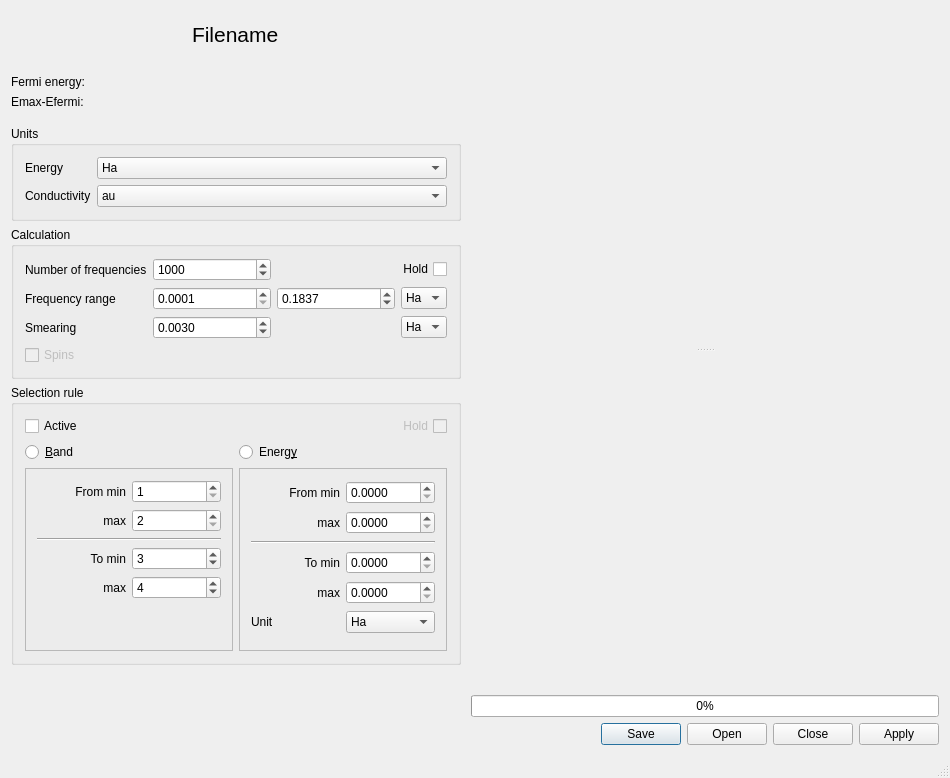
Old version of the form qconducti/qconducti.ui in the repository piti-diablotin/qAgate.
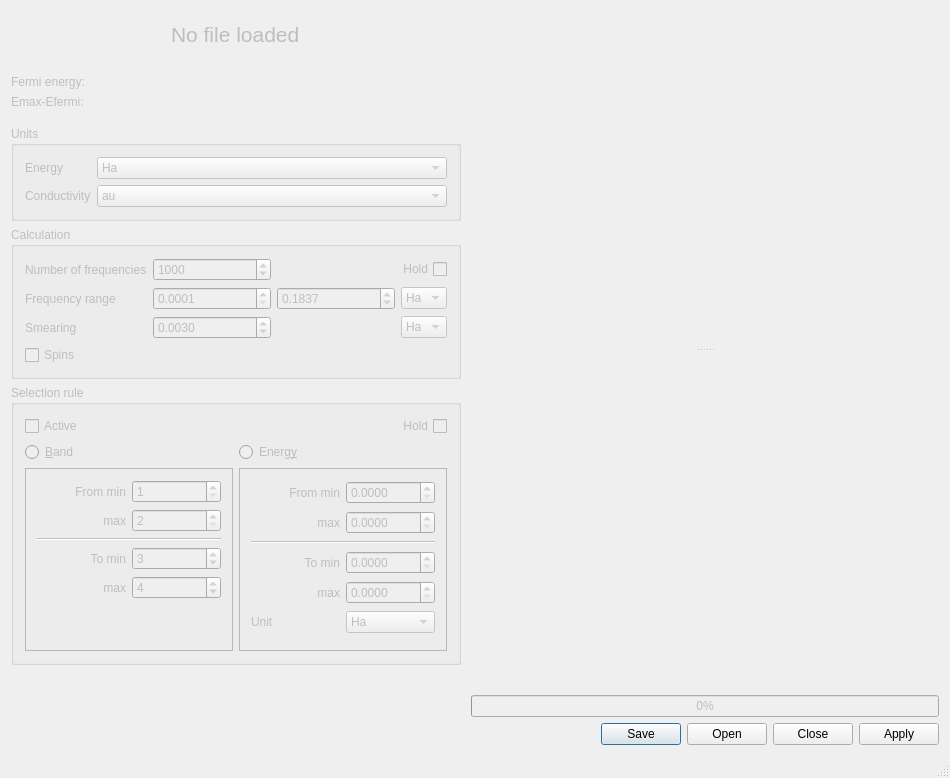
New version of the form. Custom widgets are drawn as their Qt base class.

```diff
--- a/qconducti/qconducti.ui
+++ b/qconducti/qconducti.ui
@@ -20,6 +20,9 @@
    <layout class="QHBoxLayout" name="horizontalLayout">
     <item>
      <widget class="QWidget" name="leftFrame" native="true">
+      <property name="enabled">
+       <bool>false</bool>
+      </property>
       <property name="sizePolicy">
        <sizepolicy hsizetype="Preferred" vsizetype="Preferred">
         <horstretch>0</horstretch>
@@ -74,7 +77,7 @@
              </font>
             </property>
             <property name="text">
-             <string>Filename</string>
+             <string>No file loaded</string>
             </property>
            </widget>
           </item>
@@ -778,6 +781,9 @@
        </item>
        <item>
         <widget class="QProgressBar" name="progressBar">
+         <property name="enabled">
+          <bool>false</bool>
+         </property>
          <property name="value">
           <number>0</number>
          </property>
```
